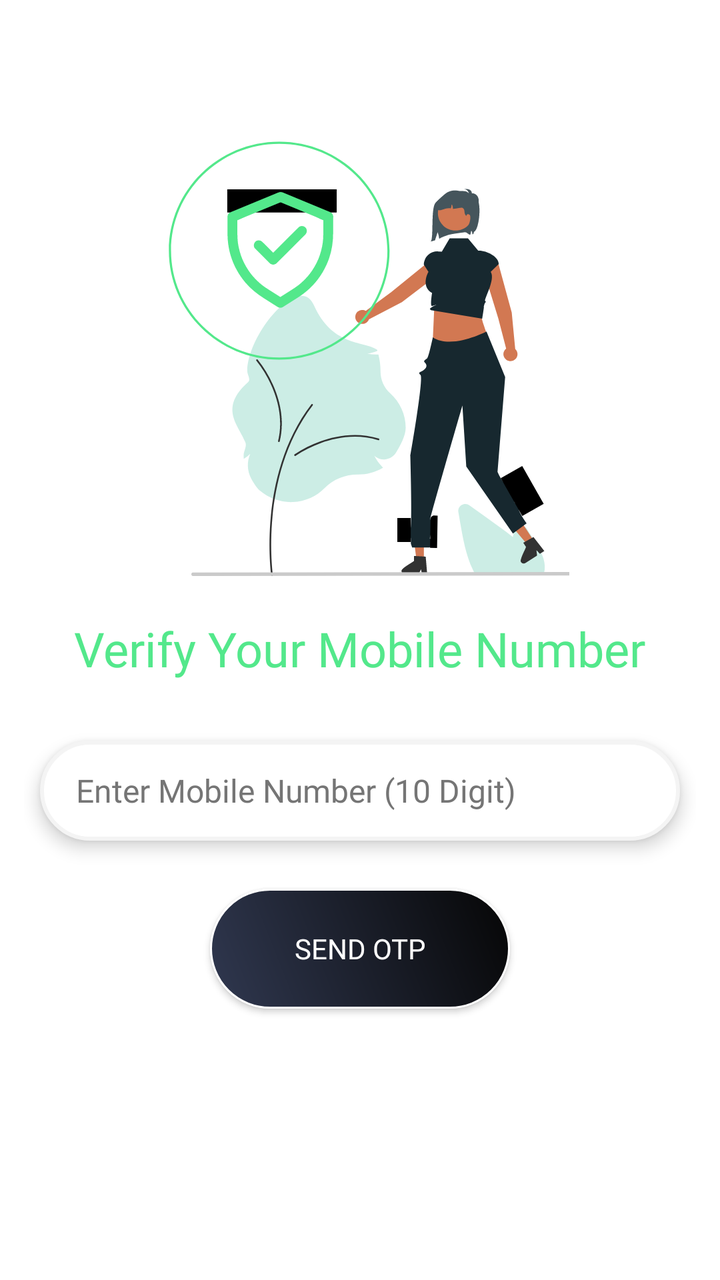
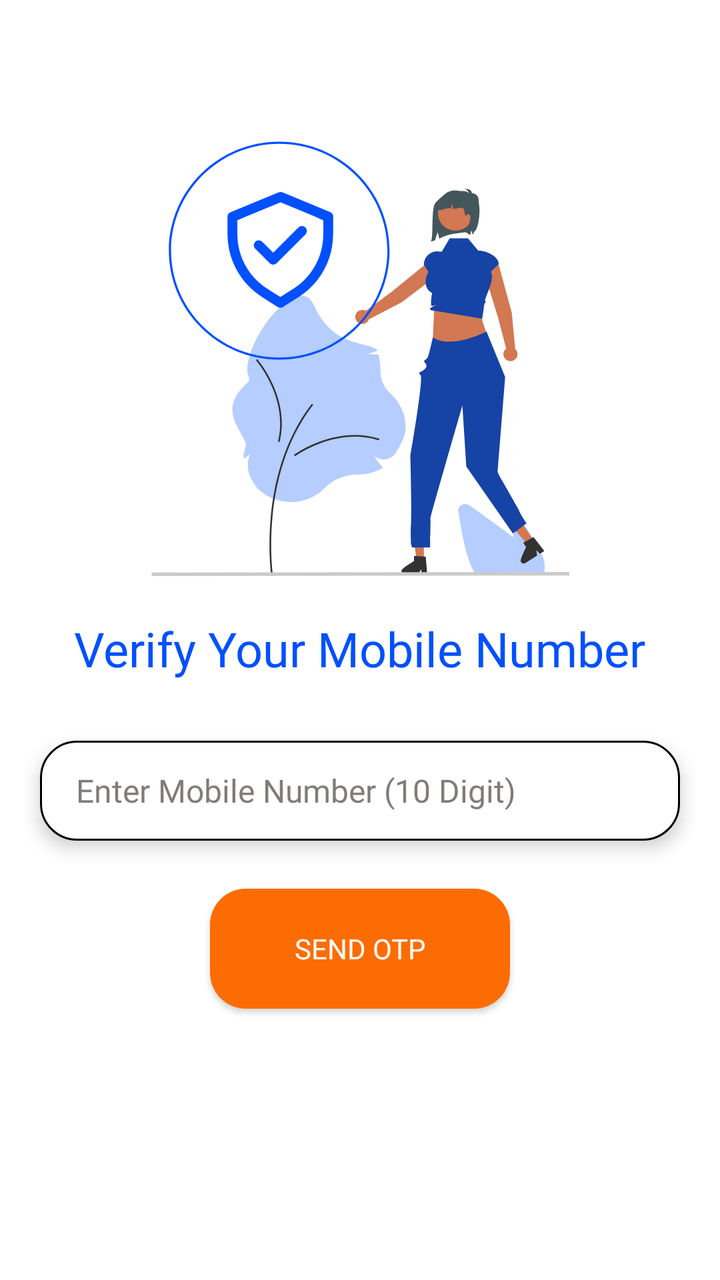

Before-and-after screenshots of an Android layout around one commit, followed by the original layout XML and the change that was made.
<!-- AndroidManifest.xml: application theme Theme.MiniProject -->
<!-- res/layout/activity_otp.xml -->
<?xml version="1.0" encoding="utf-8"?>
<androidx.constraintlayout.widget.ConstraintLayout xmlns:android="http://schemas.android.com/apk/res/android"
    xmlns:app="http://schemas.android.com/apk/res-auto"
    xmlns:tools="http://schemas.android.com/tools"
    android:id="@+id/otp"
    android:layout_width="match_parent"
    android:layout_height="match_parent"
    android:background="@color/secondary"
    tools:context=".OtpActivity">

    <ScrollView
        android:layout_width="match_parent"
        android:layout_height="match_parent"
        android:fillViewport="true"
        android:padding="12dp"
        android:clipToPadding="false">

        <androidx.constraintlayout.widget.ConstraintLayout
            android:layout_width="match_parent"
            android:layout_height="wrap_content"
            android:paddingBottom="32dp">

            <ImageView
                android:id="@+id/imageView6"
                android:layout_width="wrap_content"
                android:layout_height="wrap_content"
                android:layout_marginTop="30dp"
                app:layout_constraintEnd_toEndOf="parent"
                app:layout_constraintStart_toStartOf="parent"
                app:layout_constraintTop_toTopOf="parent"
                app:srcCompat="@drawable/otpverify" />

            <TextView
                android:id="@+id/tvTitle"
                android:layout_width="wrap_content"
                android:layout_height="wrap_content"
                android:layout_marginTop="20dp"
                android:fontFamily="@font/madaniarabic_bold"
                android:text="Verify Your Mobile Number"
                android:textColor="@color/green"
                android:textSize="24sp"
                app:layout_constraintEnd_toEndOf="parent"
                app:layout_constraintStart_toStartOf="parent"
                app:layout_constraintTop_toBottomOf="@+id/imageView6" />

            <EditText
                android:id="@+id/etMobileNumber"
                android:layout_width="0dp"
                android:layout_height="50dp"
                android:layout_marginStart="8dp"
                android:layout_marginTop="30dp"
                android:layout_marginEnd="8dp"
                android:background="@drawable/backgrouninput1"
                android:drawablePadding="18dp"
                android:elevation="5dp"
                android:ems="10"
                android:fontFamily="@font/madaniarabic_regular"
                android:hint="Enter Mobile Number (10 Digit)"
                android:inputType="phone"
                android:paddingStart="18dp"
                android:paddingEnd="18dp"
                android:textColor="@color/text"
                android:textColorHint="#757575"
                android:textSize="16sp"
                app:layout_constraintEnd_toEndOf="parent"
                app:layout_constraintStart_toStartOf="parent"
                app:layout_constraintTop_toBottomOf="@+id/tvTitle" />

            <androidx.appcompat.widget.AppCompatButton
                android:id="@+id/btnSendOtp"
                android:layout_width="wrap_content"
                android:layout_height="60dp"
                android:layout_marginTop="24dp"
                android:width="150dp"
                android:background="@drawable/buttoncolor"
                android:fontFamily="@font/roboto_medium"
                android:text="Send OTP"
                android:textColor="@color/secondary"
                app:layout_constraintEnd_toEndOf="parent"
                app:layout_constraintStart_toStartOf="parent"
                app:layout_constraintTop_toBottomOf="@id/etMobileNumber" />

            <LinearLayout
                android:id="@+id/llOtpSection"
                android:layout_width="match_parent"
                android:layout_height="wrap_content"
                android:layout_marginTop="32dp"
                android:orientation="vertical"
                android:visibility="gone"
                app:layout_constraintTop_toBottomOf="@id/btnSendOtp"
                app:layout_constraintEnd_toEndOf="parent"
                app:layout_constraintStart_toStartOf="parent">

                <TextView
                    android:id="@+id/tvOtpMessage"
                    android:layout_width="wrap_content"
                    android:layout_height="wrap_content"
                    android:layout_gravity="center"
                    android:fontFamily="@font/madaniarabic_regular"
                    android:text="OTP sent to mobile"
                    android:textColor="@color/textinblack"
                    android:textSize="12sp"
                    android:layout_marginBottom="8dp"/>

                <EditText
                    android:id="@+id/etOtp"
                    android:layout_width="match_parent"
                    android:layout_height="50dp"
                    android:layout_marginTop="12dp"
                    android:layout_marginStart="8dp"
                    android:layout_marginEnd="8dp"
                    android:background="@drawable/backgrouninput1"
                    android:drawablePadding="18dp"
                    android:elevation="5dp"
                    android:ems="10"
                    android:fontFamily="@font/madaniarabic_regular"
                    android:hint="Enter 6-digit OTP"
                    android:inputType="number"
                    android:maxLength="6"
                    android:paddingStart="18dp"
                    android:paddingEnd="18dp"
                    android:textColor="@color/text"
                    android:textColorHint="#757575"
                    android:textSize="16sp"
                    android:textAlignment="center" />

                <androidx.appcompat.widget.AppCompatButton
                    android:id="@+id/btnVerifyOtp"
                    android:layout_width="wrap_content"
                    android:layout_height="60dp"
                    android:layout_gravity="center"
                    android:layout_marginTop="24dp"
                    android:width="150dp"
                    android:background="@drawable/buttoncolor"
                    android:fontFamily="@font/roboto_medium"
                    android:text="Verify OTP"
                    android:textColor="@color/secondary" />

                <LinearLayout
                    android:layout_width="wrap_content"
                    android:layout_height="wrap_content"
                    android:layout_gravity="center"
                    android:layout_marginTop="16dp"
                    android:orientation="horizontal">

                    <TextView
                        android:layout_width="wrap_content"
                        android:layout_height="wrap_content"
                        android:fontFamily="@font/madaniarabic_regular"
                        android:text="Didn't receive the OTP?"
                        android:textColor="@color/textinblack" />

                    <TextView
                        android:id="@+id/resendOtp"
                        android:layout_width="wrap_content"
                        android:layout_height="wrap_content"
                        android:layout_marginStart="4dp"
                        android:fontFamily="@font/madaniarabic_regular"
                        android:text="Resend OTP."
                        android:textColor="@color/green" />
                </LinearLayout>
            </LinearLayout>

        </androidx.constraintlayout.widget.ConstraintLayout>
    </ScrollView>

    <ProgressBar
        android:id="@+id/progress_circular"
        android:layout_width="60dp"
        android:layout_height="60dp"
        android:visibility="gone"
        app:layout_constraintBottom_toBottomOf="parent"
        app:layout_constraintEnd_toEndOf="parent"
        app:layout_constraintStart_toStartOf="parent"
        app:layout_constraintTop_toTopOf="parent" />

</androidx.constraintlayout.widget.ConstraintLayout>
<!-- resources referenced by this layout -->
<resources>
  <color name="green">#53E88B</color>
  <color name="secondary">#FFFFFFFF</color>
  <color name="text">#0A1415</color>
  <color name="textinblack">#8d8d8d</color>
  <!-- drawable backgrouninput1 (drawable) -->
  <?xml version="1.0" encoding="utf-8"?>
  <shape xmlns:android="http://schemas.android.com/apk/res/android">
      <solid android:color="@color/white"></solid>
      <corners android:radius="50dp"></corners>
      <stroke android:color="#f4f4f4" android:width="2dp"></stroke>
  </shape>
  <!-- drawable buttoncolor (drawable) -->
  <?xml version="1.0" encoding="utf-8"?>
  <shape xmlns:android="http://schemas.android.com/apk/res/android">
  <gradient android:angle="45" android:startColor="#303850"  android:endColor="#060606"></gradient>
      <corners android:radius="50dp"></corners>
      <stroke android:color="#ffffff" android:width="1dp"></stroke>
  </shape>
  <!-- drawable otpverify: vector/xml drawable (drawable, 16702 chars, omitted) -->
  <style name="Theme.MiniProject" parent="Base.Theme.MiniProject" />
  <color name="white">#FFFFFFFF</color>
  <style name="Base.Theme.MiniProject" parent="Theme.Material3.DayNight.NoActionBar">
          
          <item name="android:windowActivityTransitions">true</item>
          <item name="android:windowAnimationStyle">@style/WindowAnimations</item>
  
          <item name="bottomNavigationStyle">@style/Widget.App.BottomNavigationView</item>
      </style>
  <style name="WindowAnimations">
          <item name="android:activityOpenEnterAnimation">@anim/slide_in_right</item>
          <item name="android:activityOpenExitAnimation">@anim/slide_out_left</item>
          <item name="android:activityCloseEnterAnimation">@anim/fade_in</item>
          <item name="android:activityCloseExitAnimation">@anim/fade_out</item>
      </style>
  <style name="Widget.App.BottomNavigationView" parent="Widget.Material3.BottomNavigationView">
          <item name="itemActiveIndicatorStyle">@style/App.Custom.Indicator</item>
      </style>
  <style name="App.Custom.Indicator" parent="Widget.Material3.BottomNavigationView.ActiveIndicator">
          
          <item name="android:width">45dp</item>
          <item name="android:height">45dp</item>
  
          
          <item name="android:color">@color/theme_orange</item>
          <item name="shapeAppearance">@style/ShapeAppearance.RoundedRect</item>
      </style>
  <color name="theme_orange">#fd6c02</color>
  <style name="ShapeAppearance.RoundedRect" parent="">
          <item name="cornerFamily">rounded</item>
          <item name="cornerSize">50%</item> 
      </style>
</resources>

<!-- the commit's change to res/layout/activity_otp.xml (unified diff, before → after) -->
@@ -28,7 +28,7 @@
                 app:layout_constraintEnd_toEndOf="parent"
                 app:layout_constraintStart_toStartOf="parent"
                 app:layout_constraintTop_toTopOf="parent"
-                app:srcCompat="@drawable/otpverify" />
+                app:srcCompat="@drawable/otpimage" />
 
             <TextView
                 android:id="@+id/tvTitle"
@@ -37,7 +37,7 @@
                 android:layout_marginTop="20dp"
                 android:fontFamily="@font/madaniarabic_bold"
                 android:text="Verify Your Mobile Number"
-                android:textColor="@color/green"
+                android:textColor="@color/btn_color"
                 android:textSize="24sp"
                 app:layout_constraintEnd_toEndOf="parent"
                 app:layout_constraintStart_toStartOf="parent"
@@ -59,8 +59,8 @@
                 android:inputType="phone"
                 android:paddingStart="18dp"
                 android:paddingEnd="18dp"
-                android:textColor="@color/text"
-                android:textColorHint="#757575"
+                android:textColor="@color/theme_black"
+                android:textColorHint="@color/theme_medium_gray"
                 android:textSize="16sp"
                 app:layout_constraintEnd_toEndOf="parent"
                 app:layout_constraintStart_toStartOf="parent"
@@ -76,6 +76,7 @@
                 android:fontFamily="@font/roboto_medium"
                 android:text="Send OTP"
                 android:textColor="@color/secondary"
+                android:textSize="14sp"
                 app:layout_constraintEnd_toEndOf="parent"
                 app:layout_constraintStart_toStartOf="parent"
                 app:layout_constraintTop_toBottomOf="@id/etMobileNumber" />
@@ -98,7 +99,7 @@
                     android:layout_gravity="center"
                     android:fontFamily="@font/madaniarabic_regular"
                     android:text="OTP sent to mobile"
-                    android:textColor="@color/textinblack"
+                    android:textColor="@color/theme_medium_gray"
                     android:textSize="12sp"
                     android:layout_marginBottom="8dp"/>
 
@@ -119,8 +120,8 @@
                     android:maxLength="6"
                     android:paddingStart="18dp"
                     android:paddingEnd="18dp"
-                    android:textColor="@color/text"
-                    android:textColorHint="#757575"
+                    android:textColor="@color/theme_black"
+                    android:textColorHint="@color/theme_medium_gray"
                     android:textSize="16sp"
                     android:textAlignment="center" />
 
@@ -148,7 +149,7 @@
                         android:layout_height="wrap_content"
                         android:fontFamily="@font/madaniarabic_regular"
                         android:text="Didn't receive the OTP?"
-                        android:textColor="@color/textinblack" />
+                        android:textColor="@color/theme_black" />
 
                     <TextView
                         android:id="@+id/resendOtp"
@@ -157,7 +158,7 @@
                         android:layout_marginStart="4dp"
                         android:fontFamily="@font/madaniarabic_regular"
                         android:text="Resend OTP."
-                        android:textColor="@color/green" />
+                        android:textColor="@color/btn_color" />
                 </LinearLayout>
             </LinearLayout>
 
<!-- resource entries referenced after the edit -->
@@ -1,26 +1,26 @@
 <!-- resources referenced by this layout -->
 <resources>
-  <color name="green">#53E88B</color>
+  <color name="btn_color">#0050ff</color>
   <color name="secondary">#FFFFFFFF</color>
-  <color name="text">#0A1415</color>
-  <color name="textinblack">#8d8d8d</color>
+  <color name="theme_black">#120b06</color>
+  <color name="theme_medium_gray">#C3595450</color>
   <!-- drawable backgrouninput1 (drawable) -->
   <?xml version="1.0" encoding="utf-8"?>
   <shape xmlns:android="http://schemas.android.com/apk/res/android">
       <solid android:color="@color/white"></solid>
-      <corners android:radius="50dp"></corners>
-      <stroke android:color="#f4f4f4" android:width="2dp"></stroke>
+      <corners android:radius="18dp"></corners>
+      <stroke android:color="@color/black" android:width="1dp"></stroke>
   </shape>
   <!-- drawable buttoncolor (drawable) -->
   <?xml version="1.0" encoding="utf-8"?>
   <shape xmlns:android="http://schemas.android.com/apk/res/android">
-  <gradient android:angle="45" android:startColor="#303850"  android:endColor="#060606"></gradient>
-      <corners android:radius="50dp"></corners>
-      <stroke android:color="#ffffff" android:width="1dp"></stroke>
+      <solid android:color="@color/theme_orange"></solid>
+      <corners android:radius="18dp"></corners>
   </shape>
-  <!-- drawable otpverify: vector/xml drawable (drawable, 16702 chars, omitted) -->
+  <!-- drawable otpimage: vector/xml drawable (drawable, 16689 chars, omitted) -->
   <style name="Theme.MiniProject" parent="Base.Theme.MiniProject" />
   <color name="white">#FFFFFFFF</color>
+  <color name="black">#FF000000</color>
   <style name="Base.Theme.MiniProject" parent="Theme.Material3.DayNight.NoActionBar">
           
           <item name="android:windowActivityTransitions">true</item>
